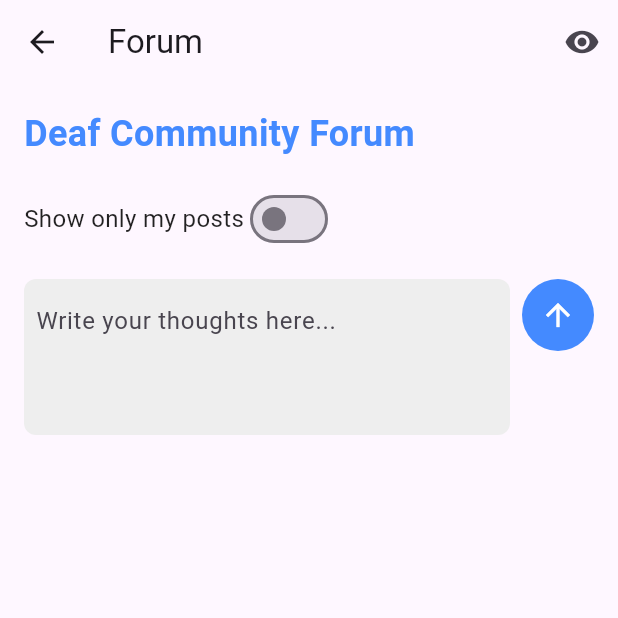
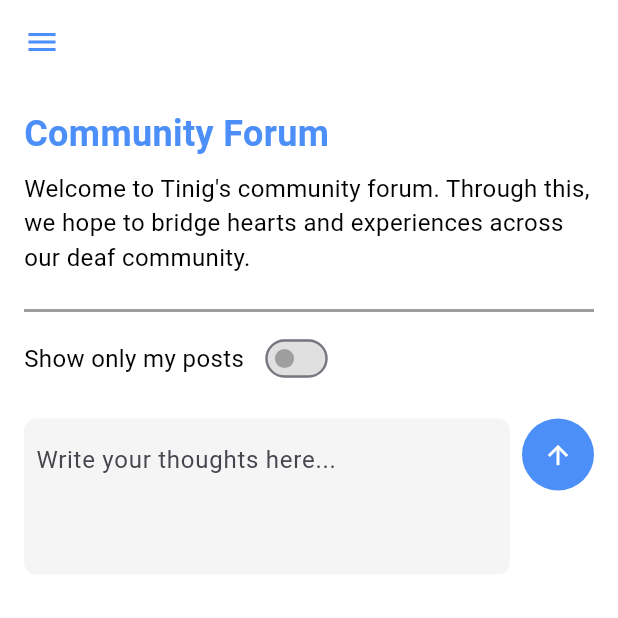
Before and after one commit to PatsyJoseph/cc206-aac_app, a Flutter app: the ForumPage screen opened by its route, on a phone screen of 412 x 824 dp, the top half of it. Run offline on Flutter 3.47's test engine with Material 3 defaults, Android fonts, the light colour scheme and no system bars; our stand-ins replace animated_text_kit, audioplayers, cloud_firestore, file_picker, firebase_core, image_picker and 1 more; accounts and stored records are empty.

Commit message:
Update forum.dart

```diff
--- a/lib/features/forum.dart
+++ b/lib/features/forum.dart
@@ -2,7 +2,9 @@
 import 'package:cloud_firestore/cloud_firestore.dart';
 import 'package:flutter/material.dart';
 import 'package:provider/provider.dart';
+
 import '../firebase/forum_service.dart';
+import '../screens/nav.dart';
 
 void main() {
   runApp(ForumApp());
@@ -148,43 +150,73 @@
         : posts;
 
     return Scaffold(
+      backgroundColor: Colors.white,
       appBar: AppBar(
-        title: Text('Forum'),
-        actions: [
-          // Button to toggle the filter
-          IconButton(
-            icon: Icon(
-                showUserPostsOnly ? Icons.visibility_off : Icons.visibility),
-            onPressed: toggleUserPostsFilter,
-          ),
-        ],
+        // App bar containing the icon for drawer
+        backgroundColor: Colors.white,
+        elevation: 0,
+        leading: Builder(
+          builder: (BuildContext context) {
+            return IconButton(
+              icon: const Icon(Icons.menu),
+              color: const Color(0xFF4D8FF8),
+              onPressed: () {
+                Scaffold.of(context).openDrawer(); // Open the drawer
+              },
+            );
+          },
+        ),
       ),
+      drawer: NavDrawer(activeNav: '/forum'),
       body: Padding(
         padding: const EdgeInsets.all(16.0),
         child: Column(
           crossAxisAlignment: CrossAxisAlignment.start,
           children: [
             Text(
-              'Deaf Community Forum',
+              'Community Forum',
               style: TextStyle(
                 fontSize: 24,
                 fontWeight: FontWeight.bold,
-                color: Colors.blueAccent,
+                color: Color(0xFF4D8FF8),
+              ),
+            ),
+            SizedBox(height: 8),
+            Text(
+              "Welcome to Tinig's community forum. Through this, we hope to bridge hearts and experiences across our deaf community.",
+              style: TextStyle(
+                fontSize: 16,
+                color: Colors.black,
               ),
             ),
             SizedBox(height: 16),
-            // Add the toggle button here, below the Deaf Community Forum text
+            Divider(
+              // Adds a line or divider
+              color: Colors.grey,
+              thickness: 2,
+            ),
+            // Add the toggle button for filtering posts
             Row(
               children: [
                 Text(
                   'Show only my posts',
-                  style: TextStyle(fontSize: 16, color: Colors.black87),
+                  style: TextStyle(fontSize: 16, color: Colors.black),
                 ),
-                Switch(
-                  value: showUserPostsOnly,
-                  onChanged: (value) {
-                    toggleUserPostsFilter();
-                  },
+                SizedBox(width: 5),
+                Transform.scale(
+                  scale:
+                      0.8, // Adjust the scale factor to change the size (e.g., 1.5 for larger, 0.8 for smaller)
+                  child: Switch(
+                    value: showUserPostsOnly,
+                    onChanged: (value) {
+                      toggleUserPostsFilter();
+                    },
+                    activeColor: Color(0xFF4D8FF8),
+                    activeTrackColor: Colors.blue[200],
+                    inactiveThumbColor: Colors.grey,
+                    inactiveTrackColor: Colors.grey[300],
+                    splashRadius: 10.0,
+                  ),
                 ),
               ],
             ),
@@ -196,7 +228,7 @@
                   child: Container(
                     padding: const EdgeInsets.all(8.0),
                     decoration: BoxDecoration(
-                      color: Colors.grey[200],
+                      color: Colors.grey[100],
                       borderRadius: BorderRadius.circular(8.0),
                     ),
                     child: TextField(
@@ -212,11 +244,12 @@
                 SizedBox(width: 8),
                 Container(
                   decoration: BoxDecoration(
-                    color: Colors.blueAccent,
+                    color: Color(0xFF4D8FF8),
                     shape: BoxShape.circle,
                   ),
                   child: IconButton(
                     icon: Icon(Icons.arrow_upward, color: Colors.white),
+                    iconSize: 20.0,
                     onPressed: () {
                       if (postController.text.isNotEmpty) {
                         handleAddPost(postController.text);
@@ -458,11 +491,12 @@
                 SizedBox(width: 8),
                 Container(
                   decoration: BoxDecoration(
-                    color: Colors.blueAccent,
+                    color: Color(0xFF4D8FF8),
                     shape: BoxShape.circle,
                   ),
                   child: IconButton(
                     icon: Icon(Icons.arrow_upward, color: Colors.white),
+                    iconSize: 20.0,
                     onPressed: () {
                       if (commentController.text.isNotEmpty) {
                         widget.onAddComment(commentController.text);
```
